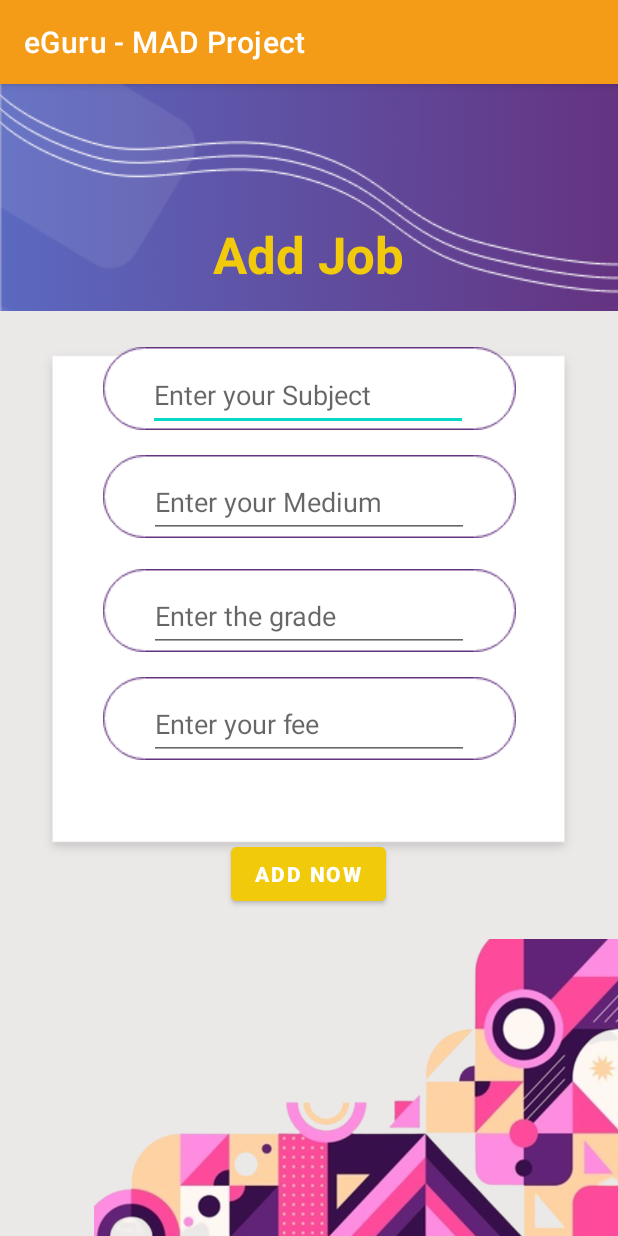
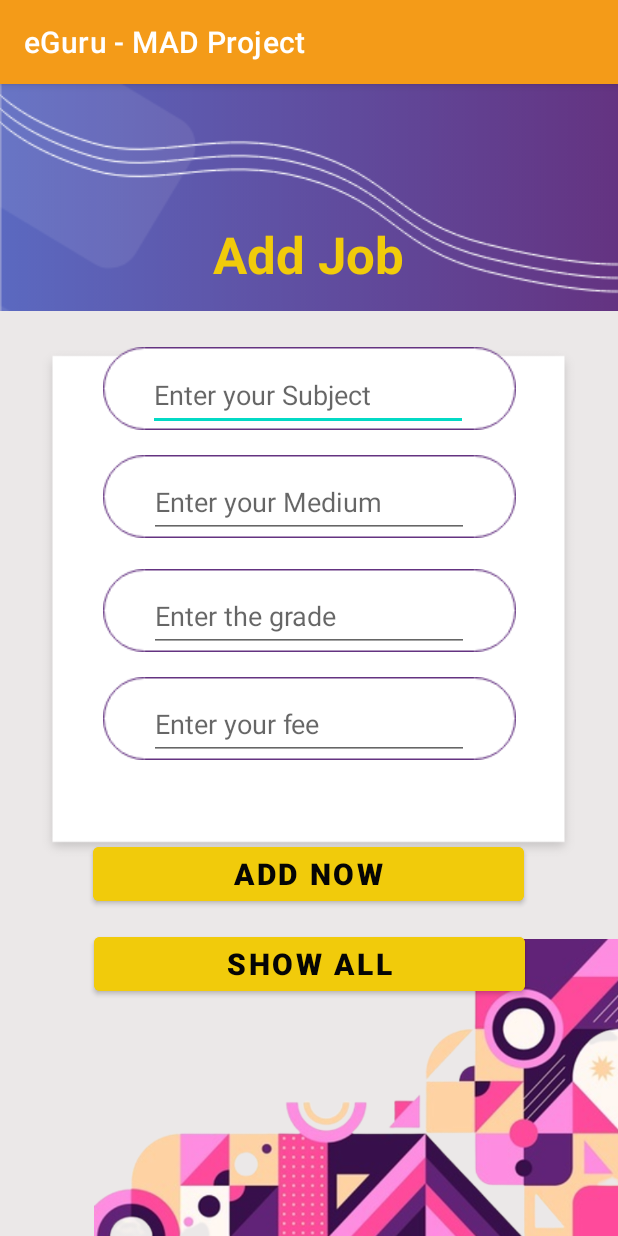
Before and after one commit to Rajith-Singh/eGuru---MAD-Project, an Android app: the screen it shows after launch (addjob), on a phone screen of 412 x 824 dp. Run offline under Robolectric (Android 15) with nearby library versions, the phone set to English and light mode, and no system bars; our stand-ins replace Firebase (no records; nobody signed in at launch, a user with empty details on screens opened directly).

Commit message:
Create adding teaches's job process

```diff
--- /dev/null
+++ b/app/src/main/java/com/example/eguru_madproject/DAOTadds.java
@@ -0,0 +1,23 @@
+package com.example.eguru_madproject;
+
+import com.google.android.gms.tasks.Task;
+import com.google.firebase.database.DatabaseReference;
+import com.google.firebase.database.FirebaseDatabase;
+
+import java.util.HashMap;
+
+public class DAOTadds {
+    private DatabaseReference databaseReference;
+    public DAOTadds()
+    {
+        FirebaseDatabase db = FirebaseDatabase.getInstance();
+        databaseReference = db.getReference(Tadds.class.getSimpleName());
+    }
+    public Task<Void> add(Tadds add){
+        return databaseReference.push().setValue(add);
+    }
+
+    public Task<Void> update(String key, HashMap<String,Object> hashMap){
+        return databaseReference.child(key).updateChildren(hashMap);
+    }
+}
--- a/app/src/main/java/com/example/eguru_madproject/addjob.java
+++ b/app/src/main/java/com/example/eguru_madproject/addjob.java
@@ -2,13 +2,57 @@ package com.example.eguru_madproject;
 
 import androidx.appcompat.app.AppCompatActivity;
 
+import android.app.ProgressDialog;
 import android.os.Bundle;
+import android.view.View;
+import android.widget.Button;
+import android.widget.EditText;
+import android.widget.TextView;
+import android.widget.Toast;
+
+import com.google.firebase.database.DatabaseReference;
+import com.google.firebase.database.FirebaseDatabase;
+
+import java.util.HashMap;
+import java.util.Map;
+import java.util.UUID;
 
 public class addjob extends AppCompatActivity {
+
+    private EditText subjectTxt,mediumTxt,gradeTxt,feeTxt;
+    private Button addData;
+
+
+//    private FirebaseDatabase db = FirebaseDatabase.getInstance();
+//    private DatabaseReference root = db.getReference().child("TeacherAdds");
 
     @Override
     protected void onCreate(Bundle savedInstanceState) {
         super.onCreate(savedInstanceState);
         setContentView(R.layout.activity_addjob);
+
+        subjectTxt = findViewById(R.id.t_job_subject);
+        mediumTxt = findViewById(R.id.t_job_medium);
+        gradeTxt = findViewById(R.id.t_job_grade);
+        feeTxt = findViewById(R.id.t_job_fee);
+        addData = findViewById(R.id.btn_add_job);
+        DAOTadds dao = new DAOTadds();
+        addData.setOnClickListener(v->
+        {
+            Tadds add = new Tadds(subjectTxt.getText().toString(),
+                                    mediumTxt.getText().toString(),
+                                    gradeTxt.getText().toString(),
+                                    feeTxt.getText().toString());
+            dao.add(add).addOnSuccessListener(suc->
+            {
+                Toast.makeText(this,"Record is inserted", Toast.LENGTH_LONG).show();
+            }).addOnFailureListener(er->
+            {
+                Toast.makeText(this,""+er.getMessage(), Toast.LENGTH_LONG).show();
+            });
+        });
+
+
+
     }
 }
--- a/app/src/main/res/layout/activity_addjob.xml
+++ b/app/src/main/res/layout/activity_addjob.xml
@@ -92,14 +92,30 @@
 
     <Button
         android:id="@+id/btn_add_job"
-        android:layout_width="wrap_content"
-        android:layout_height="wrap_content"
+        android:layout_width="287dp"
+        android:layout_height="48dp"
         android:layout_marginTop="52dp"
         android:backgroundTint="#F1CB0B"
         android:text="@string/btn_add_job"
+        android:textColor="#050505"
+        android:textSize="20sp"
         android:textStyle="bold"
         app:layout_constraintEnd_toEndOf="parent"
         app:layout_constraintHorizontal_bias="0.498"
+        app:layout_constraintStart_toStartOf="parent"
+        app:layout_constraintTop_toBottomOf="@+id/imageView32" />
+
+    <Button
+        android:id="@+id/btn_show_all"
+        android:layout_width="287dp"
+        android:layout_height="48dp"
+        android:layout_marginTop="112dp"
+        android:backgroundTint="#F1CB0B"
+        android:text="@string/btn_show_all"
+        android:textColor="#050505"
+        android:textSize="20sp"
+        android:textStyle="bold"
+        app:layout_constraintEnd_toEndOf="parent"
         app:layout_constraintStart_toStartOf="parent"
         app:layout_constraintTop_toBottomOf="@+id/imageView32" />
 
--- a/app/src/main/res/values/strings.xml
+++ b/app/src/main/res/values/strings.xml
@@ -46,4 +46,5 @@
     <string name="reset_email_input">Enter your Email</string>
     <string name="reset_btn">RESET PASSWORD</string>
     <string name="started_btn">Get Started</string>
+    <string name="btn_show_all">Show All</string>
 </resources>
```
Also changed, not shown: app/src/main/java/com/example/eguru_madproject/Tadds.java (added, +48 -0 lines).
